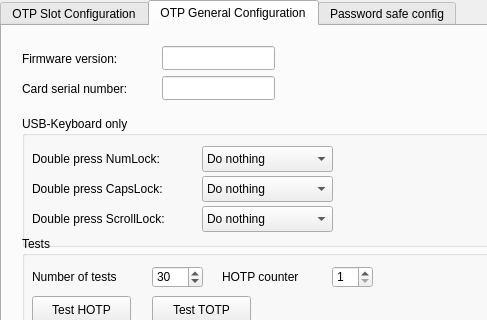
Nitrokey/nitrokey-app, file mainwindow.ui: the form before one commit; both pictures show x 0 to 487 and y 0 to 320 of the 637 by 550 pixel window.
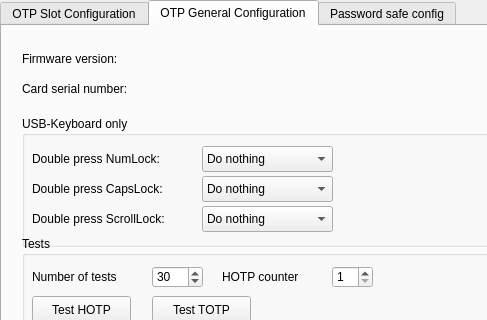
The form after the commit. Icons and pictures are not drawn.

Diff of the .ui file:
```diff
--- a/mainwindow.ui
+++ b/mainwindow.ui
@@ -673,32 +673,6 @@
        <string>Card serial number:</string>
       </property>
      </widget>
-     <widget class="QLineEdit" name="firmwareEdit">
-      <property name="geometry">
-       <rect>
-        <x>160</x>
-        <y>20</y>
-        <width>113</width>
-        <height>24</height>
-       </rect>
-      </property>
-      <property name="readOnly">
-       <bool>true</bool>
-      </property>
-     </widget>
-     <widget class="QLineEdit" name="serialEdit">
-      <property name="geometry">
-       <rect>
-        <x>160</x>
-        <y>50</y>
-        <width>113</width>
-        <height>24</height>
-       </rect>
-      </property>
-      <property name="readOnly">
-       <bool>true</bool>
-      </property>
-     </widget>
      <widget class="QPushButton" name="writeGeneralConfigButton">
       <property name="geometry">
        <rect>
@@ -968,6 +942,32 @@
        </property>
       </widget>
      </widget>
+     <widget class="QLabel" name="firmwareEdit">
+      <property name="geometry">
+       <rect>
+        <x>160</x>
+        <y>20</y>
+        <width>171</width>
+        <height>25</height>
+       </rect>
+      </property>
+      <property name="text">
+       <string/>
+      </property>
+     </widget>
+     <widget class="QLabel" name="serialEdit">
+      <property name="geometry">
+       <rect>
+        <x>160</x>
+        <y>50</y>
+        <width>171</width>
+        <height>25</height>
+       </rect>
+      </property>
+      <property name="text">
+       <string/>
+      </property>
+     </widget>
     </widget>
     <widget class="QWidget" name="tab_3">
      <attribute name="title">
```
